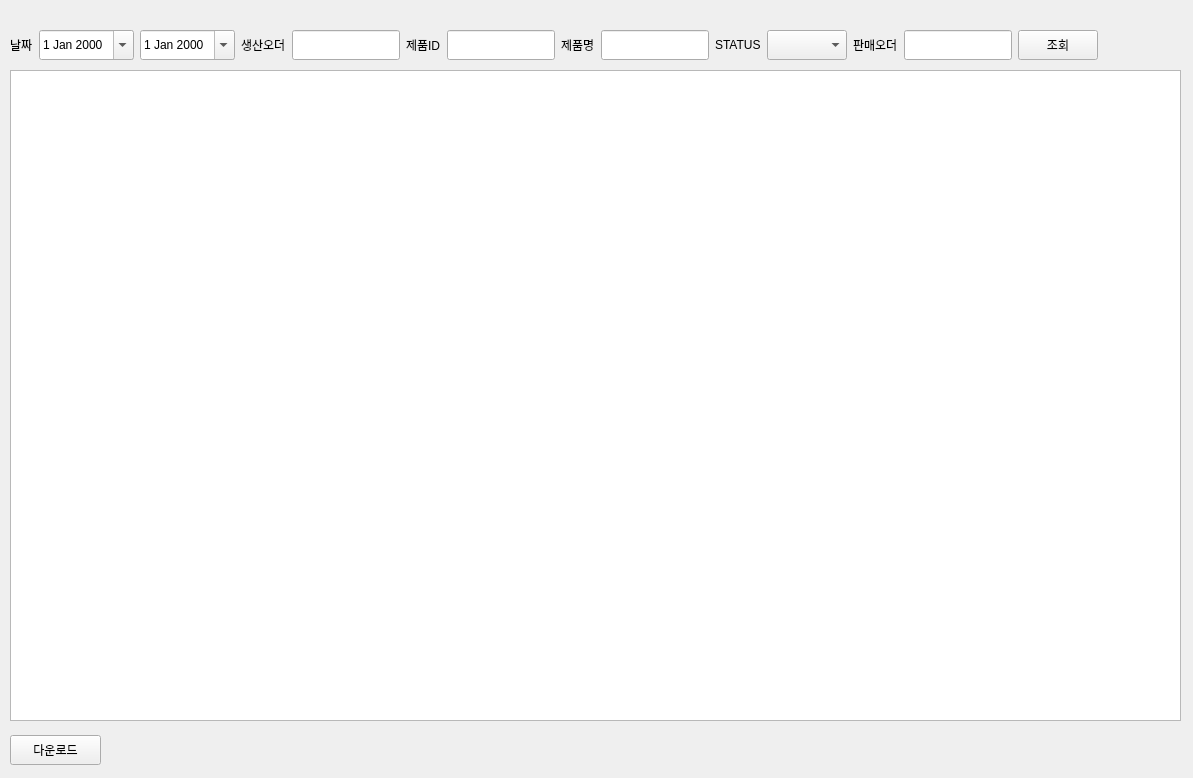
RaineyLee/dooch_mes_v1.2, file ui/total_prod_order.ui: the form before one commit.
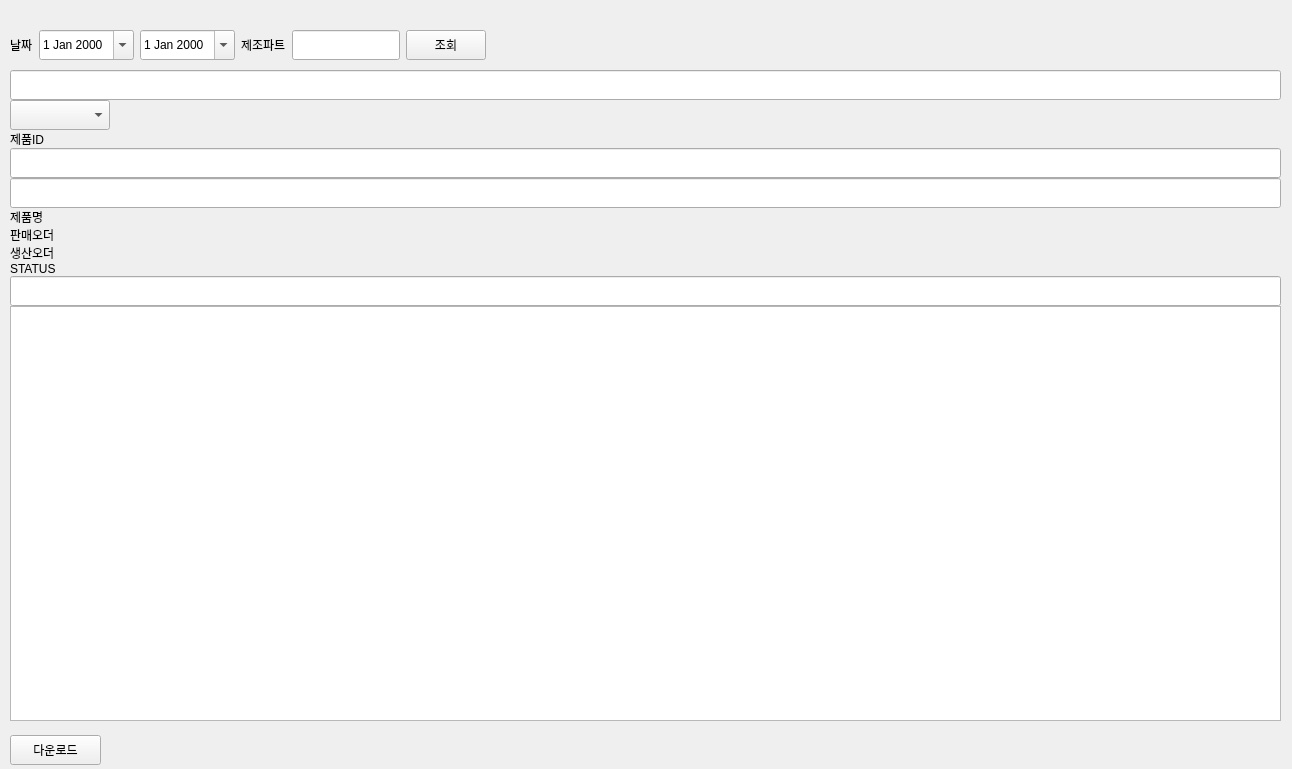
The form after the commit.

What changed in the file:
```diff
--- a/ui/total_prod_order.ui
+++ b/ui/total_prod_order.ui
@@ -6,8 +6,8 @@
    <rect>
     <x>0</x>
     <y>0</y>
-    <width>1193</width>
-    <height>778</height>
+    <width>1292</width>
+    <height>769</height>
    </rect>
   </property>
   <property name="sizePolicy">
@@ -24,7 +24,7 @@
     <rect>
      <x>10</x>
      <y>70</y>
-     <width>1171</width>
+     <width>1271</width>
      <height>651</height>
     </rect>
    </property>
@@ -47,6 +47,181 @@
     <property name="bottomMargin">
      <number>0</number>
     </property>
+    <item>
+     <widget class="QLineEdit" name="txt_item_id">
+      <property name="sizePolicy">
+       <sizepolicy hsizetype="Preferred" vsizetype="Fixed">
+        <horstretch>0</horstretch>
+        <verstretch>0</verstretch>
+       </sizepolicy>
+      </property>
+      <property name="minimumSize">
+       <size>
+        <width>0</width>
+        <height>30</height>
+       </size>
+      </property>
+      <property name="maximumSize">
+       <size>
+        <width>16777215</width>
+        <height>16777215</height>
+       </size>
+      </property>
+     </widget>
+    </item>
+    <item>
+     <widget class="QComboBox" name="comb_prod_status">
+      <property name="sizePolicy">
+       <sizepolicy hsizetype="Fixed" vsizetype="Fixed">
+        <horstretch>0</horstretch>
+        <verstretch>0</verstretch>
+       </sizepolicy>
+      </property>
+      <property name="minimumSize">
+       <size>
+        <width>80</width>
+        <height>30</height>
+       </size>
+      </property>
+      <property name="maximumSize">
+       <size>
+        <width>100</width>
+        <height>16777215</height>
+       </size>
+      </property>
+     </widget>
+    </item>
+    <item>
+     <widget class="QLabel" name="label_4">
+      <property name="sizePolicy">
+       <sizepolicy hsizetype="Fixed" vsizetype="Fixed">
+        <horstretch>0</horstretch>
+        <verstretch>0</verstretch>
+       </sizepolicy>
+      </property>
+      <property name="text">
+       <string>제품ID</string>
+      </property>
+     </widget>
+    </item>
+    <item>
+     <widget class="QLineEdit" name="txt_item_name">
+      <property name="sizePolicy">
+       <sizepolicy hsizetype="Preferred" vsizetype="Fixed">
+        <horstretch>0</horstretch>
+        <verstretch>0</verstretch>
+       </sizepolicy>
+      </property>
+      <property name="minimumSize">
+       <size>
+        <width>0</width>
+        <height>30</height>
+       </size>
+      </property>
+      <property name="maximumSize">
+       <size>
+        <width>16777215</width>
+        <height>16777215</height>
+       </size>
+      </property>
+     </widget>
+    </item>
+    <item>
+     <widget class="QLineEdit" name="txt_prod_id">
+      <property name="sizePolicy">
+       <sizepolicy hsizetype="Preferred" vsizetype="Fixed">
+        <horstretch>0</horstretch>
+        <verstretch>0</verstretch>
+       </sizepolicy>
+      </property>
+      <property name="minimumSize">
+       <size>
+        <width>0</width>
+        <height>30</height>
+       </size>
+      </property>
+      <property name="maximumSize">
+       <size>
+        <width>16777215</width>
+        <height>16777215</height>
+       </size>
+      </property>
+     </widget>
+    </item>
+    <item>
+     <widget class="QLabel" name="label_5">
+      <property name="sizePolicy">
+       <sizepolicy hsizetype="Fixed" vsizetype="Fixed">
+        <horstretch>0</horstretch>
+        <verstretch>0</verstretch>
+       </sizepolicy>
+      </property>
+      <property name="text">
+       <string>제품명</string>
+      </property>
+     </widget>
+    </item>
+    <item>
+     <widget class="QLabel" name="label_7">
+      <property name="sizePolicy">
+       <sizepolicy hsizetype="Fixed" vsizetype="Fixed">
+        <horstretch>0</horstretch>
+        <verstretch>0</verstretch>
+       </sizepolicy>
+      </property>
+      <property name="text">
+       <string>판매오더</string>
+      </property>
+     </widget>
+    </item>
+    <item>
+     <widget class="QLabel" name="label_3">
+      <property name="sizePolicy">
+       <sizepolicy hsizetype="Fixed" vsizetype="Fixed">
+        <horstretch>0</horstretch>
+        <verstretch>0</verstretch>
+       </sizepolicy>
+      </property>
+      <property name="text">
+       <string>생산오더</string>
+      </property>
+     </widget>
+    </item>
+    <item>
+     <widget class="QLabel" name="label_6">
+      <property name="sizePolicy">
+       <sizepolicy hsizetype="Fixed" vsizetype="Fixed">
+        <horstretch>0</horstretch>
+        <verstretch>0</verstretch>
+       </sizepolicy>
+      </property>
+      <property name="text">
+       <string>STATUS</string>
+      </property>
+     </widget>
+    </item>
+    <item>
+     <widget class="QLineEdit" name="txt_sales_id">
+      <property name="sizePolicy">
+       <sizepolicy hsizetype="Preferred" vsizetype="Fixed">
+        <horstretch>0</horstretch>
+        <verstretch>0</verstretch>
+       </sizepolicy>
+      </property>
+      <property name="minimumSize">
+       <size>
+        <width>0</width>
+        <height>30</height>
+       </size>
+      </property>
+      <property name="maximumSize">
+       <size>
+        <width>16777215</width>
+        <height>16777215</height>
+       </size>
+      </property>
+     </widget>
+    </item>
     <item>
      <widget class="QTableWidget" name="tbl_info"/>
     </item>
@@ -57,7 +232,7 @@
     <rect>
      <x>10</x>
      <y>30</y>
-     <width>1087</width>
+     <width>1271</width>
      <height>32</height>
     </rect>
    </property>
@@ -129,176 +304,18 @@
      </widget>
     </item>
     <item>
-     <widget class="QLabel" name="label_3">
-      <property name="sizePolicy">
-       <sizepolicy hsizetype="Fixed" vsizetype="Fixed">
-        <horstretch>0</horstretch>
-        <verstretch>0</verstretch>
-       </sizepolicy>
-      </property>
+     <widget class="QLabel" name="label_2">
       <property name="text">
-       <string>생산오더</string>
+       <string>제조파트</string>
       </property>
      </widget>
     </item>
     <item>
-     <widget class="QLineEdit" name="txt_prod_id">
-      <property name="sizePolicy">
-       <sizepolicy hsizetype="Preferred" vsizetype="Fixed">
-        <horstretch>0</horstretch>
-        <verstretch>0</verstretch>
-       </sizepolicy>
-      </property>
+     <widget class="QLineEdit" name="txt_dept_id">
       <property name="minimumSize">
        <size>
-        <width>100</width>
+        <width>0</width>
         <height>30</height>
-       </size>
-      </property>
-      <property name="maximumSize">
-       <size>
-        <width>16777215</width>
-        <height>16777215</height>
-       </size>
-      </property>
-     </widget>
-    </item>
-    <item>
-     <widget class="QLabel" name="label_4">
-      <property name="sizePolicy">
-       <sizepolicy hsizetype="Fixed" vsizetype="Fixed">
-        <horstretch>0</horstretch>
-        <verstretch>0</verstretch>
-       </sizepolicy>
-      </property>
-      <property name="text">
-       <string>제품ID</string>
-      </property>
-     </widget>
-    </item>
-    <item>
-     <widget class="QLineEdit" name="txt_item_id">
-      <property name="sizePolicy">
-       <sizepolicy hsizetype="Preferred" vsizetype="Fixed">
-        <horstretch>0</horstretch>
-        <verstretch>0</verstretch>
-       </sizepolicy>
-      </property>
-      <property name="minimumSize">
-       <size>
-        <width>100</width>
-        <height>30</height>
-       </size>
-      </property>
-      <property name="maximumSize">
-       <size>
-        <width>16777215</width>
-        <height>16777215</height>
-       </size>
-      </property>
-     </widget>
-    </item>
-    <item>
-     <widget class="QLabel" name="label_5">
-      <property name="sizePolicy">
-       <sizepolicy hsizetype="Fixed" vsizetype="Fixed">
-        <horstretch>0</horstretch>
-        <verstretch>0</verstretch>
-       </sizepolicy>
-      </property>
-      <property name="text">
-       <string>제품명</string>
-      </property>
-     </widget>
-    </item>
-    <item>
-     <widget class="QLineEdit" name="txt_item_name">
-      <property name="sizePolicy">
-       <sizepolicy hsizetype="Preferred" vsizetype="Fixed">
-        <horstretch>0</horstretch>
-        <verstretch>0</verstretch>
-       </sizepolicy>
-      </property>
-      <property name="minimumSize">
-       <size>
-        <width>100</width>
-        <height>30</height>
-       </size>
-      </property>
-      <property name="maximumSize">
-       <size>
-        <width>16777215</width>
-        <height>16777215</height>
-       </size>
-      </property>
-     </widget>
-    </item>
-    <item>
-     <widget class="QLabel" name="label_6">
-      <property name="sizePolicy">
-       <sizepolicy hsizetype="Fixed" vsizetype="Fixed">
-        <horstretch>0</horstretch>
-        <verstretch>0</verstretch>
-       </sizepolicy>
-      </property>
-      <property name="text">
-       <string>STATUS</string>
-      </property>
-     </widget>
-    </item>
-    <item>
-     <widget class="QComboBox" name="comb_prod_status">
-      <property name="sizePolicy">
-       <sizepolicy hsizetype="Fixed" vsizetype="Fixed">
-        <horstretch>0</horstretch>
-        <verstretch>0</verstretch>
-       </sizepolicy>
-      </property>
-      <property name="minimumSize">
-       <size>
-        <width>80</width>
-        <height>30</height>
-       </size>
-      </property>
-      <property name="maximumSize">
-       <size>
-        <width>100</width>
-        <height>16777215</height>
-       </size>
-      </property>
-     </widget>
-    </item>
-    <item>
-     <widget class="QLabel" name="label_7">
-      <property name="sizePolicy">
-       <sizepolicy hsizetype="Fixed" vsizetype="Fixed">
-        <horstretch>0</horstretch>
-        <verstretch>0</verstretch>
-       </sizepolicy>
-      </property>
-      <property name="text">
-       <string>판매오더</string>
-      </property>
-     </widget>
-    </item>
-    <item>
-     <widget class="QLineEdit" name="txt_sales_id">
-      <property name="sizePolicy">
-       <sizepolicy hsizetype="Preferred" vsizetype="Fixed">
-        <horstretch>0</horstretch>
-        <verstretch>0</verstretch>
-       </sizepolicy>
-      </property>
-      <property name="minimumSize">
-       <size>
-        <width>100</width>
-        <height>30</height>
-       </size>
-      </property>
-      <property name="maximumSize">
-       <size>
-        <width>16777215</width>
-        <height>16777215</height>
        </size>
       </property>
      </widget>
```
Left out of the diff: 8 changed lines with no effect on the pictures.
